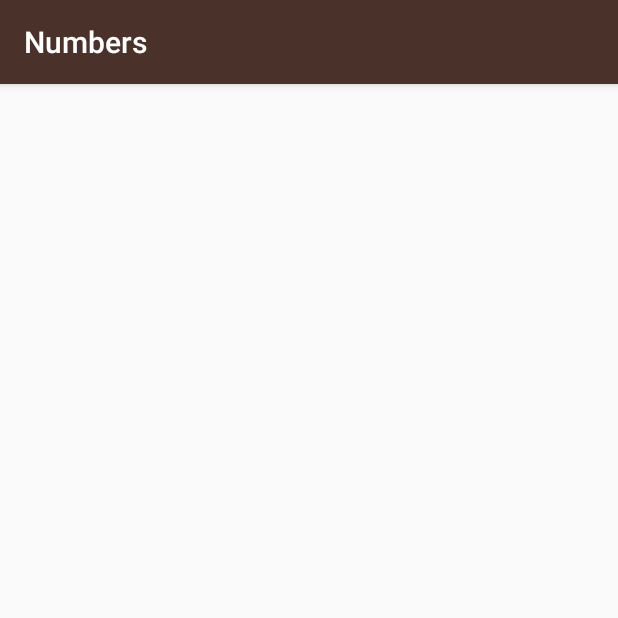
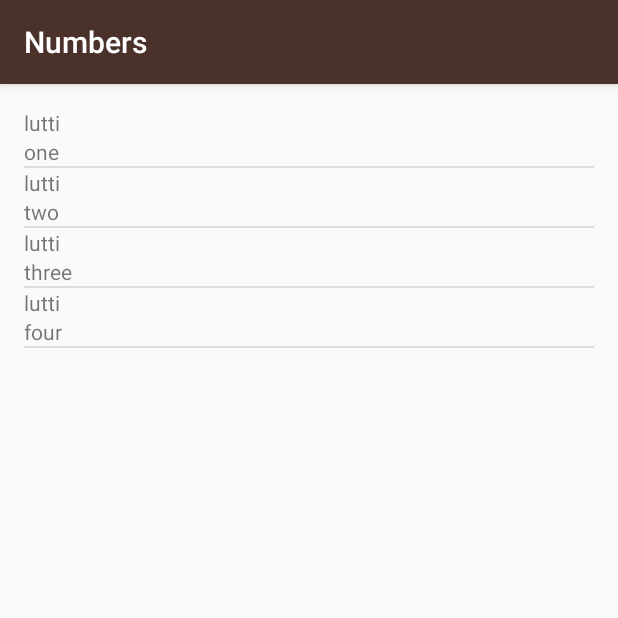
Before and after one commit to ScorpionX64/Android-Learn, an Android app: the NumbersActivity screen opened directly, with no data from a screen before it, on a phone screen of 412 x 824 dp, the top half of it. Run offline under Robolectric (Android 15) with nearby library versions, the phone set to English and light mode, and no system bars.

Commit message:
add custom adapter

```diff
--- a/ud839_Miwok-Starter-code/app/src/main/java/com/example/android/miwok/NumbersActivity.java
+++ b/ud839_Miwok-Starter-code/app/src/main/java/com/example/android/miwok/NumbersActivity.java
@@ -2,8 +2,13 @@ package com.example.android.miwok;
 
 import android.support.v7.app.AppCompatActivity;
 import android.os.Bundle;
+import android.widget.ArrayAdapter;
+import android.widget.LinearLayout;
+import android.widget.ListView;
+import android.widget.TextView;
 
 import java.sql.Array;
+import java.util.ArrayList;
 
 public class NumbersActivity extends AppCompatActivity {
 
@@ -12,10 +17,16 @@ public class NumbersActivity extends AppCompatActivity {
         super.onCreate(savedInstanceState);
         setContentView(R.layout.activity_numbers);
 
-        String[] numbersWords = new String[10];
-        numbersWords[0] = "One";
-        numbersWords[1] = "Two";
-        numbersWords[2] = "Three";
-        numbersWords[3] = "Four";
+        ArrayList<Word> numbersWords = new ArrayList<Word>();
+        numbersWords.add(new Word("one","lutti"));
+        numbersWords.add(new Word("two","lutti"));
+        numbersWords.add(new Word("three","lutti"));
+        numbersWords.add(new Word("four","lutti"));
+
+        WordAdapter itemsAdapter = new WordAdapter(this, R.layout.list_item, numbersWords);
+
+        ListView listView = (ListView) findViewById(R.id.list);
+
+        listView.setAdapter(itemsAdapter);
     }
 }
--- /dev/null
+++ b/ud839_Miwok-Starter-code/app/src/main/java/com/example/android/miwok/Word.java
@@ -0,0 +1,22 @@
+package com.example.android.miwok;
+
+public class Word {
+    private String mDefaultTranslation;
+    private String mMiwokTranslation;
+
+    public Word(String defaultTranslation, String miwokTranslation)
+    {
+        mMiwokTranslation = miwokTranslation;
+        mDefaultTranslation = defaultTranslation;
+    }
+
+    public String GetDefaultTranslation()
+    {
+        return mDefaultTranslation;
+    }
+
+    public String GetMiwokTranslation()
+    {
+        return mMiwokTranslation;
+    }
+}
--- /dev/null
+++ b/ud839_Miwok-Starter-code/app/src/main/java/com/example/android/miwok/WordAdapter.java
@@ -0,0 +1,32 @@
+package com.example.android.miwok;
+
+import android.content.Context;
+import android.view.LayoutInflater;
+import android.view.View;
+import android.view.ViewGroup;
+import android.widget.ArrayAdapter;
+import android.widget.TextView;
+
+import java.util.ArrayList;
+
+public class WordAdapter extends ArrayAdapter<Word> {
+
+    public WordAdapter(Context context, int resource, ArrayList<Word> objects) {
+        super(context, resource, objects);
+    }
+
+    @Override
+    public View getView(int position, View convertView, ViewGroup parent) {
+        Word currentWord = getItem(position);
+        if (convertView == null)
+        {
+            convertView = LayoutInflater.from(getContext()).inflate(R.layout.list_item,parent,false);
+        }
+
+        TextView defaultTextView = (TextView)convertView.findViewById(R.id.default_text_view);
+        TextView miwokTextView = (TextView)convertView.findViewById(R.id.miwok_text_view);
+        defaultTextView.setText(currentWord.GetDefaultTranslation());
+        miwokTextView.setText(currentWord.GetMiwokTranslation());
+        return convertView;
+    }
+}
--- a/ud839_Miwok-Starter-code/app/src/main/res/layout/activity_numbers.xml
+++ b/ud839_Miwok-Starter-code/app/src/main/res/layout/activity_numbers.xml
@@ -1,9 +1,15 @@
 <?xml version="1.0" encoding="utf-8"?>
-<android.support.constraint.ConstraintLayout xmlns:android="http://schemas.android.com/apk/res/android"
+<ListView xmlns:android="http://schemas.android.com/apk/res/android"
     xmlns:app="http://schemas.android.com/apk/res-auto"
     xmlns:tools="http://schemas.android.com/tools"
     android:layout_width="match_parent"
     android:layout_height="match_parent"
-    tools:context=".NumbersActivity">
+    tools:context=".NumbersActivity"
+    android:orientation="vertical"
+    android:id="@+id/list"
+    android:paddingBottom="@dimen/activity_vertical_margin"
+    android:paddingLeft="@dimen/activity_horizontal_margin"
+    android:paddingRight="@dimen/activity_horizontal_margin"
+    android:paddingTop="@dimen/activity_vertical_margin">
 
-</android.support.constraint.ConstraintLayout>
+</ListView>
--- /dev/null
+++ b/ud839_Miwok-Starter-code/app/src/main/res/layout/list_item.xml
@@ -0,0 +1,13 @@
+<?xml version="1.0" encoding="utf-8"?>
+<LinearLayout xmlns:android="http://schemas.android.com/apk/res/android"
+    android:orientation="vertical" android:layout_width="match_parent"
+    android:layout_height="match_parent">
+<TextView
+    android:layout_width="match_parent"
+    android:layout_height="wrap_content"
+    android:id="@+id/miwok_text_view"/>
+    <TextView
+        android:layout_width="match_parent"
+        android:layout_height="wrap_content"
+        android:id="@+id/default_text_view"/>
+</LinearLayout>
--- a/ud839_Miwok-Starter-code/build.gradle
+++ b/ud839_Miwok-Starter-code/build.gradle
@@ -7,7 +7,7 @@ buildscript {
 
     }
     dependencies {
-        classpath 'com.android.tools.build:gradle:3.3.0'
+        classpath 'com.android.tools.build:gradle:3.3.1'
 
         // NOTE: Do not place your application dependencies here; they belong
         // in the individual module build.gradle files
```
